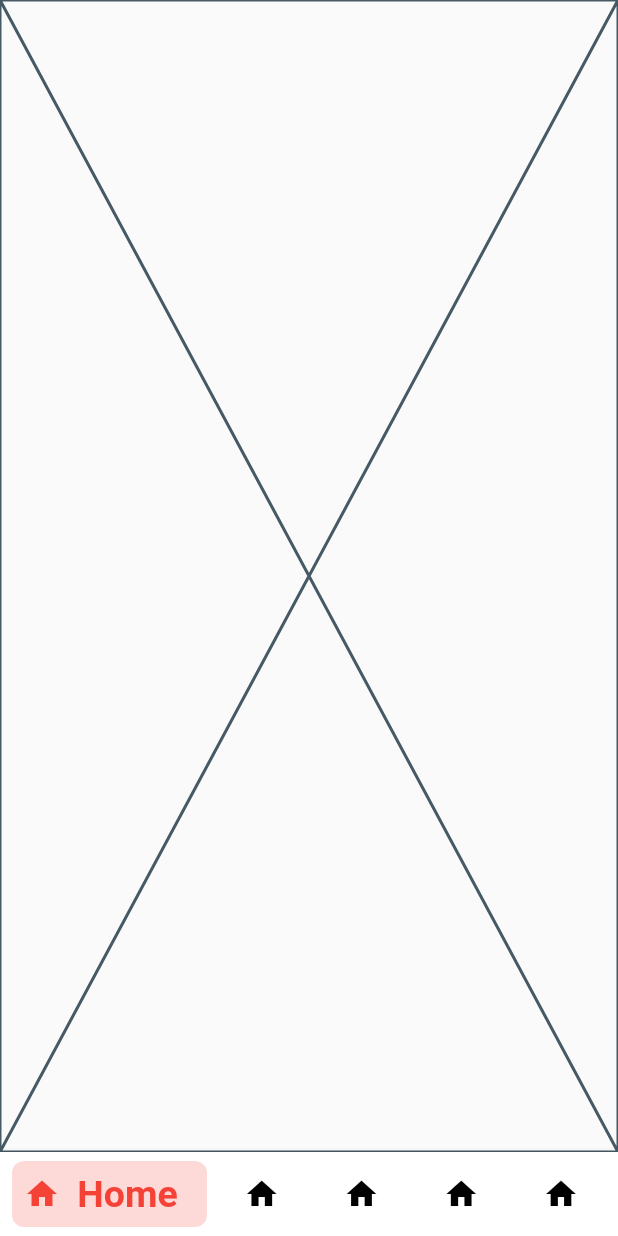
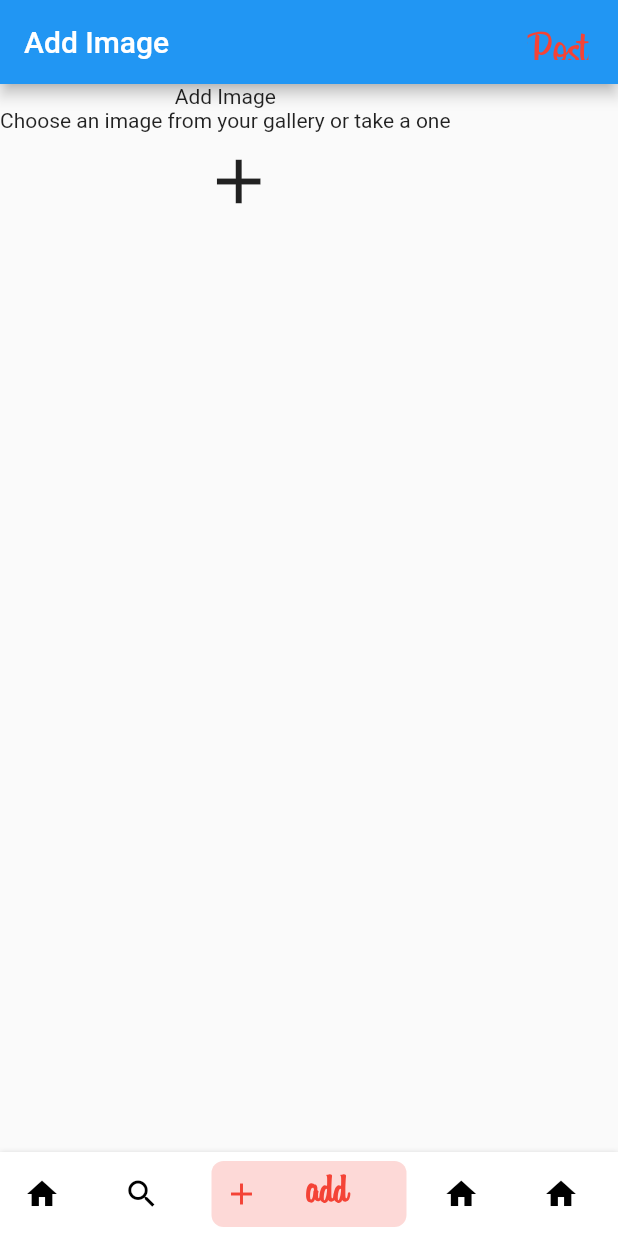
Before and after one commit to majdideveloper/holbertonschool-holbegram, a Flutter app: the screen it shows after launch, swiped to page 3, on a phone screen of 412 x 824 dp. Run offline on Flutter 3.47's test engine with Material 2 defaults, Android fonts, the phone set to English and light mode, and no system bars; drawn by our look-alikes of bottom_navy_bar; our stand-ins replace cloud_firestore, firebase_auth, firebase_core, firebase_database, firebase_storage, image_picker; missing offline and left inert: cross_file_image; accounts and stored records are empty.

Commit message:
Add Image UI

```diff
--- a/holbegram/lib/screens/pages/add_image.dart
+++ b/holbegram/lib/screens/pages/add_image.dart
@@ -1,10 +1,79 @@
+import 'package:flutter/foundation.dart';
 import 'package:flutter/material.dart';
+import 'package:holbegram/screens/home.dart';
+import 'package:image_picker/image_picker.dart';
 
-class AddImage extends StatelessWidget {
+import 'methods/post_storage.dart';
+
+class AddImage extends StatefulWidget {
   const AddImage({super.key});
 
   @override
+  State<AddImage> createState() => _AddImageState();
+}
+
+class _AddImageState extends State<AddImage> {
+  Uint8List? _image;
+
+  void selectImageFromGallery() async {
+    final image = await ImagePicker().pickImage(source: ImageSource.gallery);
+    if (image != null) {
+      final bytes = await image.readAsBytes();
+      setState(() {
+        _image = bytes;
+      });
+    }
+  }
+
+  @override
   Widget build(BuildContext context) {
-    return const Placeholder();
+    return Scaffold(
+      appBar: AppBar(
+        title: const Text("Add Image"),
+        actions: [
+          Center(
+            child: Padding(
+              padding: EdgeInsets.all(8.0),
+              child: TextButton(
+                onPressed: () async {
+                  final String res = await PostStorage()
+                      .uploadPost("caption", "", "majdi", "profImage", _image!);
+                  if (res == "Ok") {
+                    Navigator.push(
+                      context,
+                      MaterialPageRoute(
+                        builder: (context) => Home(),
+                      ),
+                    );
+                  }
+                },
+                child: const Text(
+                  "Post",
+                  style: TextStyle(
+                    fontSize: 30,
+                    fontFamily: "Billabong",
+                    color: Colors.red,
+                  ),
+                ),
+              ),
+            ),
+          ),
+        ],
+      ),
+      body: Column(
+        crossAxisAlignment: CrossAxisAlignment.center,
+        children: [
+          Text("Add Image"),
+          Text("Choose an image from your gallery or take a one"),
+          IconButton(
+            onPressed: selectImageFromGallery,
+            icon: const Icon(
+              Icons.add,
+              size: 50,
+            ),
+          ),
+        ],
+      ),
+    );
   }
 }
--- a/holbegram/lib/widgets/bottom_nav.dart
+++ b/holbegram/lib/widgets/bottom_nav.dart
@@ -19,6 +19,14 @@ class _BottomNavState extends State<BottomNav> {
   PageController _pageController = PageController();
 
   @override
+  void initState() {
+    _pageController = PageController(
+      initialPage: _currentIndex,
+    );
+    super.initState();
+  }
+
+  @override
   void dispose() {
     _pageController.dispose();
     super.dispose();
@@ -28,6 +36,12 @@ class _BottomNavState extends State<BottomNav> {
   Widget build(BuildContext context) {
     return Scaffold(
       body: PageView(
+        controller: _pageController,
+        onPageChanged: (index) {
+          setState(() {
+            _currentIndex = index;
+          });
+        },
         children: [
           Feed(),
           Search(),
@@ -44,12 +58,17 @@ class _BottomNavState extends State<BottomNav> {
         onItemSelected: (index) {
           setState(() {
             _currentIndex = index;
+            _pageController.animateToPage(
+              index,
+              duration: const Duration(milliseconds: 600),
+              curve: Curves.ease,
+            );
           });
         },
         items: [
           itemBottom(icon: Icons.home, text: "Home"),
-          itemBottom(icon: Icons.home, text: "Home"),
-          itemBottom(icon: Icons.home, text: "Home"),
+          itemBottom(icon: Icons.search, text: "Search"),
+          itemBottom(icon: Icons.add, text: "add"),
           itemBottom(icon: Icons.home, text: "Home"),
           itemBottom(icon: Icons.home, text: "Home"),
         ],
@@ -68,6 +87,7 @@ BottomNavyBarItem itemBottom({
       text,
       style: const TextStyle(
         fontSize: 25,
+        fontFamily: "Billabong",
       ),
     ),
     activeColor: Colors.red,
```
Also changed, not shown: holbegram/lib/screens/pages/methods/post_storage.dart (added, +43 -0 lines), holbegram/lib/utils/posts.dart (+9 -3 lines).
